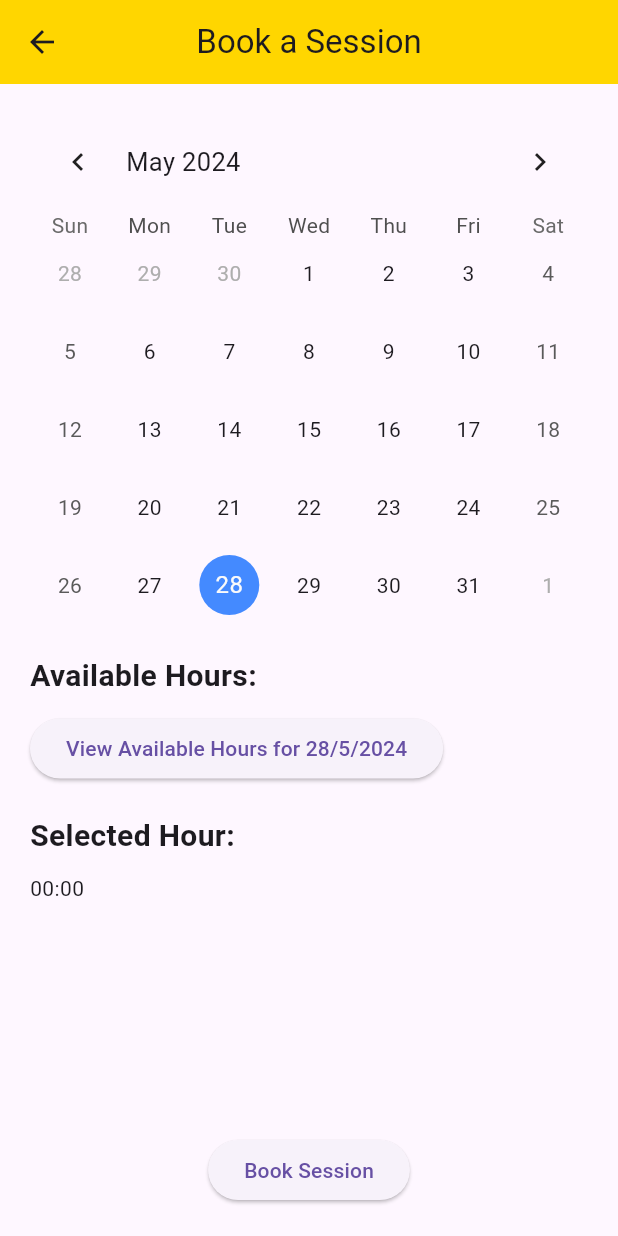
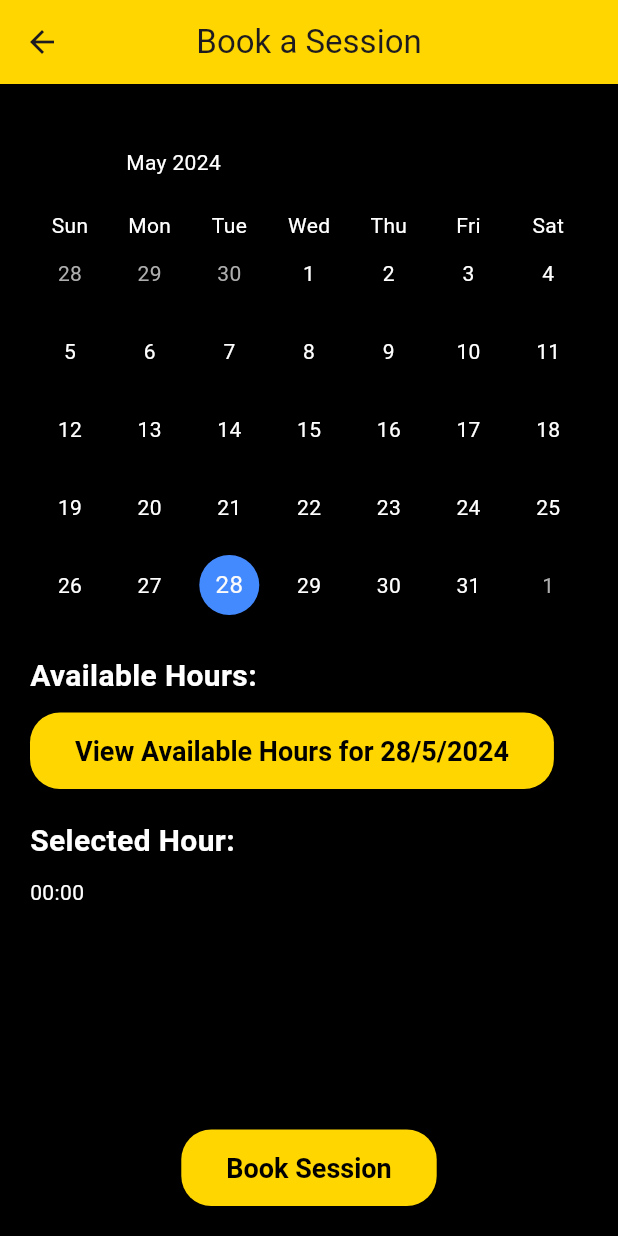
Before and after one commit to TiagoMostardinha/yellowfy_egs, a Flutter app: the BookingPage screen opened directly with empty values, on a phone screen of 412 x 824 dp. Run offline on Flutter 3.47's test engine with Material 3 defaults, Android fonts, the phone set to English and light mode, and no system bars; drawn by our look-alikes of table_calendar; our stand-ins replace flutter_dotenv, flutter_secure_storage, geolocator, google_maps_flutter, webview_flutter; missing offline and left inert: dart:ffi; accounts and stored records are empty; network calls fail.

Commit message:
redisign some more

```diff
--- a/yellowfy/lib/booking.dart
+++ b/yellowfy/lib/booking.dart
@@ -18,9 +18,8 @@
   late DateTime _selectedDate;
   int _selectedHour = 0;
 
-  // Dummy list of booked slots for demonstration
   Map<DateTime, List<int>> bookedSlots = {
-    DateTime.now(): [10, 12, 15], // Example: Already booked hours for today
+    DateTime.now(): [10, 12, 15],
   };
 
   @override
@@ -49,7 +48,7 @@
       }
       print(appointment.announcement_id);
       if (kDebugMode) {
-        print("cona" + appointment.contractor_id);
+        print("appointment.contractor_id");
       }
     }
   }
@@ -58,7 +57,7 @@
     Appointment appointment = Appointment(
       widget.announcement_id,
       DateTime.now().toIso8601String(),
-      'client_id', //TODO: Dummy client ID
+      'client_id',
       widget.contractor_id,
       _selectedHour.toString(),
     );
@@ -75,7 +74,7 @@
       BuildContext context, String message) async {
     return showDialog<void>(
       context: context,
-      barrierDismissible: false, // user must tap button!
+      barrierDismissible: false,
       builder: (BuildContext context) {
         return AlertDialog(
           title: const Text('Booking Confirmation'),
@@ -107,6 +106,7 @@
         backgroundColor: Colors.yellowAccent[700],
         centerTitle: true,
       ),
+      backgroundColor: Colors.black,
       body: Padding(
         padding: const EdgeInsets.all(20.0),
         child: Column(
@@ -125,12 +125,26 @@
                   color: Colors.blueAccent,
                   shape: BoxShape.circle,
                 ),
+                weekendTextStyle: const TextStyle(color: Colors.white),
+                defaultTextStyle: const TextStyle(color: Colors.white),
+              ),
+              daysOfWeekStyle: const DaysOfWeekStyle(
+                weekdayStyle: TextStyle(color: Colors.white),
+                weekendStyle: TextStyle(color: Colors.white),
+              ),
+              headerStyle: HeaderStyle(
+                titleTextStyle: const TextStyle(color: Colors.white),
+                formatButtonTextStyle: const TextStyle(color: Colors.white),
+                formatButtonDecoration: BoxDecoration(
+                  color: Colors.blueAccent,
+                  borderRadius: BorderRadius.circular(20),
+                ),
               ),
               selectedDayPredicate: (day) {
                 return isSameDay(_selectedDate, day);
               },
               onDaySelected: _onDaySelected,
-              availableCalendarFormats: {CalendarFormat.month: ''},
+              availableCalendarFormats: const {CalendarFormat.month: ''},
             ),
             const SizedBox(height: 20),
             const Text(
@@ -138,13 +152,28 @@
               style: TextStyle(
                 fontSize: 20,
                 fontWeight: FontWeight.bold,
+                color: Colors.white,
               ),
             ),
             const SizedBox(height: 10),
             ElevatedButton(
               onPressed: () => _showAvailableHours(context),
+              style: ElevatedButton.styleFrom(
+                backgroundColor: Colors.yellowAccent[700],
+                padding:
+                    const EdgeInsets.symmetric(horizontal: 30, vertical: 15),
+                shape: RoundedRectangleBorder(
+                  borderRadius: BorderRadius.circular(20.0),
+                ),
+                textStyle: const TextStyle(
+                  fontSize: 18,
+                  fontWeight: FontWeight.bold,
+                ),
+              ),
               child: Text(
-                  'View Available Hours for ${_selectedDate.day}/${_selectedDate.month}/${_selectedDate.year}'),
+                'View Available Hours for ${_selectedDate.day}/${_selectedDate.month}/${_selectedDate.year}',
+                style: const TextStyle(color: Colors.black),
+              ),
             ),
             const SizedBox(height: 20),
             const Text(
@@ -152,19 +181,34 @@
               style: TextStyle(
                 fontSize: 20,
                 fontWeight: FontWeight.bold,
+                color: Colors.white,
               ),
             ),
             const SizedBox(height: 10),
-            Text('${_selectedHour.toString().padLeft(2, '0')}:00'),
+            Text(
+              '${_selectedHour.toString().padLeft(2, '0')}:00',
+              style: const TextStyle(color: Colors.white),
+            ),
             const Spacer(),
             Center(
               child: ElevatedButton(
-                onPressed: () {
-                  // Handle booking logic here
-                  _showConfirmationDialog(context,
-                      'Appointment booked successfully!'); // Show confirmation dialog
-                },
-                child: const Text('Book Session'),
+                onPressed: _bookAppointment,
+                style: ElevatedButton.styleFrom(
+                  backgroundColor: Colors.yellowAccent[700],
+                  padding:
+                      const EdgeInsets.symmetric(horizontal: 30, vertical: 15),
+                  shape: RoundedRectangleBorder(
+                    borderRadius: BorderRadius.circular(20.0),
+                  ),
+                  textStyle: const TextStyle(
+                    fontSize: 18,
+                    fontWeight: FontWeight.bold,
+                  ),
+                ),
+                child: const Text(
+                  'Book Session',
+                  style: TextStyle(color: Colors.black),
+                ),
               ),
             ),
           ],
@@ -174,9 +218,8 @@
   }
 
   void _showAvailableHours(BuildContext context) {
-    List<int> availableHours = List.generate(24, (index) => index + 1);
+    List<int> availableHours = List.generate(24, (index) => index);
 
-    // If booked slots exist for the selected date, remove them from available hours
     if (bookedSlots.containsKey(_selectedDate)) {
       availableHours = availableHours
           .where((hour) => !bookedSlots[_selectedDate]!.contains(hour))
@@ -188,7 +231,9 @@
       builder: (BuildContext context) {
         return AlertDialog(
           title: Text(
-              'Available Hours for ${_selectedDate.day}/${_selectedDate.month}/${_selectedDate.year}'),
+            'Available Hours for ${_selectedDate.day}/${_selectedDate.month}/${_selectedDate.year}',
+            style: const TextStyle(color: Colors.black),
+          ),
           content: SingleChildScrollView(
             child: ListBody(
               children: availableHours.map((hour) {
--- a/yellowfy/lib/login.dart
+++ b/yellowfy/lib/login.dart
@@ -14,7 +14,7 @@
 }
 
 class LoginPageState extends State<LoginPage> {
-  final _url = 'http://grupo6-egs-deti.ua.pt/auth/login';
+  final _url = 'http://grupo6-egs-deti.ua.pt/auth/signup';
   final _storage = FlutterSecureStorage();
 
   late WebViewController _controller;
```
Also changed, not shown: yellowfy/lib/common/Handlers.dart (+7 -4 lines), yellowfy/lib/createAnnouncementPage.dart (+8 -6 lines).
